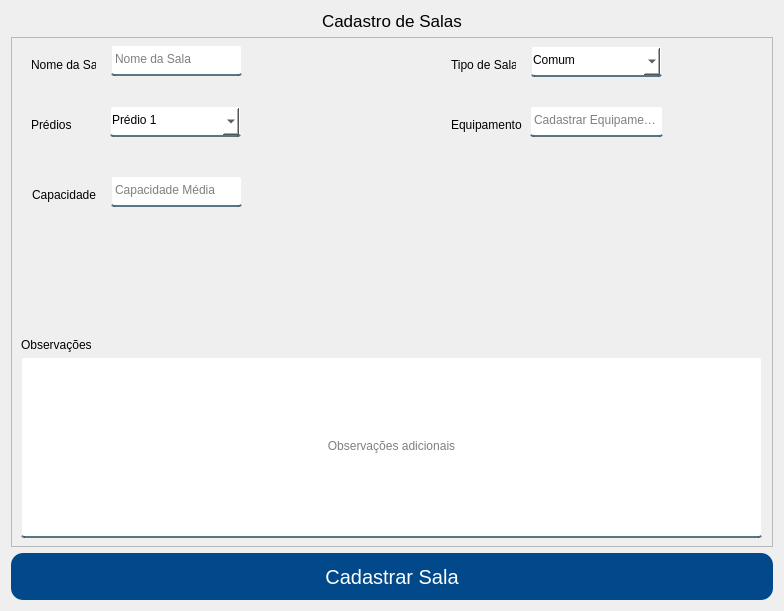
Before: the Qt Designer form App/view/ui/cadastroSalas.ui in Senac-SOR-ADS/Mapa-de-Sala, drawn with Qt 5.
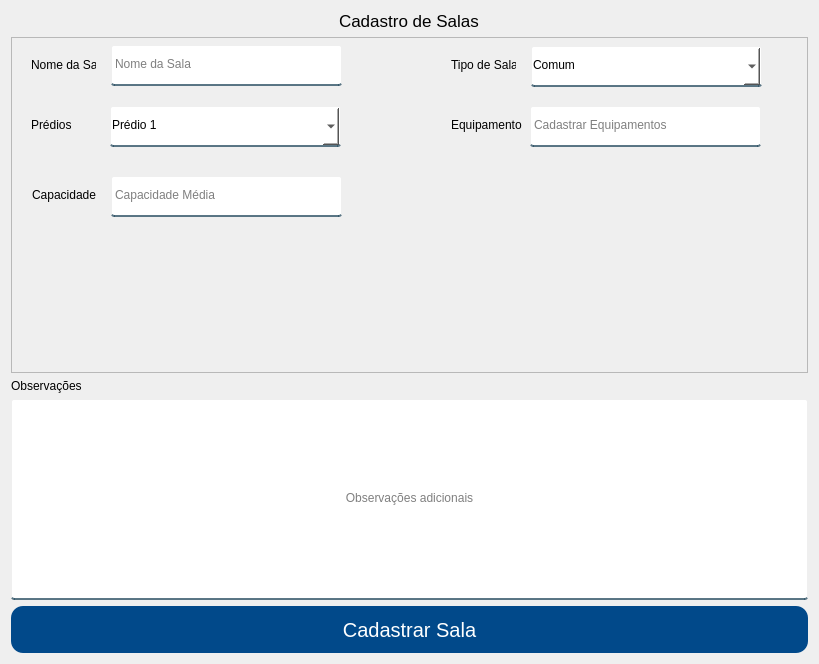
After: the same form once the commit is applied.

```diff
--- a/App/view/ui/cadastroSalas.ui
+++ b/App/view/ui/cadastroSalas.ui
@@ -6,8 +6,8 @@
    <rect>
     <x>0</x>
     <y>0</y>
-    <width>780</width>
-    <height>611</height>
+    <width>819</width>
+    <height>664</height>
    </rect>
   </property>
   <property name="windowTitle">
@@ -55,7 +55,7 @@
    <item>
     <widget class="QFrame" name="frame">
      <property name="sizePolicy">
-      <sizepolicy hsizetype="Expanding" vsizetype="Expanding">
+      <sizepolicy hsizetype="Preferred" vsizetype="Expanding">
        <horstretch>0</horstretch>
        <verstretch>0</verstretch>
       </sizepolicy>
@@ -66,41 +66,6 @@
      <property name="frameShadow">
       <enum>QFrame::Raised</enum>
      </property>
-     <widget class="QLineEdit" name="feedbackText">
-      <property name="geometry">
-       <rect>
-        <x>10</x>
-        <y>320</y>
-        <width>741</width>
-        <height>181</height>
-       </rect>
-      </property>
-      <property name="alignment">
-       <set>Qt::AlignCenter</set>
-      </property>
-      <property name="placeholderText">
-       <string>Observações adicionais</string>
-      </property>
-      <property name="cursorMoveStyle">
-       <enum>Qt::VisualMoveStyle</enum>
-      </property>
-      <property name="clearButtonEnabled">
-       <bool>false</bool>
-      </property>
-     </widget>
-     <widget class="QLabel" name="label_6">
-      <property name="geometry">
-       <rect>
-        <x>10</x>
-        <y>300</y>
-        <width>71</width>
-        <height>16</height>
-       </rect>
-      </property>
-      <property name="text">
-       <string>Observações</string>
-      </property>
-     </widget>
      <widget class="QLabel" name="label_5">
       <property name="geometry">
        <rect>
@@ -119,8 +84,8 @@
        <rect>
         <x>100</x>
         <y>139</y>
-        <width>131</width>
-        <height>31</height>
+        <width>231</width>
+        <height>41</height>
        </rect>
       </property>
       <property name="alignment">
@@ -148,8 +113,8 @@
        <rect>
         <x>519</x>
         <y>69</y>
-        <width>133</width>
-        <height>31</height>
+        <width>231</width>
+        <height>41</height>
        </rect>
       </property>
       <property name="placeholderText">
@@ -161,8 +126,8 @@
        <rect>
         <x>99</x>
         <y>69</y>
-        <width>131</width>
-        <height>31</height>
+        <width>231</width>
+        <height>41</height>
        </rect>
       </property>
       <property name="cursor">
@@ -206,8 +171,8 @@
        <rect>
         <x>520</x>
         <y>9</y>
-        <width>131</width>
-        <height>31</height>
+        <width>231</width>
+        <height>41</height>
        </rect>
       </property>
       <property name="cursor">
@@ -277,8 +242,8 @@
        <rect>
         <x>100</x>
         <y>8</y>
-        <width>131</width>
-        <height>31</height>
+        <width>231</width>
+        <height>41</height>
        </rect>
       </property>
       <property name="placeholderText">
@@ -287,6 +252,41 @@
      </widget>
     </widget>
    </item>
+   <item>
+    <widget class="QLabel" name="label_6">
+     <property name="text">
+      <string>Observações</string>
+     </property>
+    </widget>
+   </item>
+   <item>
+    <widget class="QLineEdit" name="feedbackText">
+     <property name="sizePolicy">
+      <sizepolicy hsizetype="Expanding" vsizetype="Preferred">
+       <horstretch>0</horstretch>
+       <verstretch>0</verstretch>
+      </sizepolicy>
+     </property>
+     <property name="minimumSize">
+      <size>
+       <width>721</width>
+       <height>201</height>
+      </size>
+     </property>
+     <property name="alignment">
+      <set>Qt::AlignCenter</set>
+     </property>
+     <property name="placeholderText">
+      <string>Observações adicionais</string>
+     </property>
+     <property name="cursorMoveStyle">
+      <enum>Qt::VisualMoveStyle</enum>
+     </property>
+     <property name="clearButtonEnabled">
+      <bool>false</bool>
+     </property>
+    </widget>
+   </item>
    <item>
     <widget class="QPushButton" name="cadastrarSala">
      <property name="minimumSize">
```
